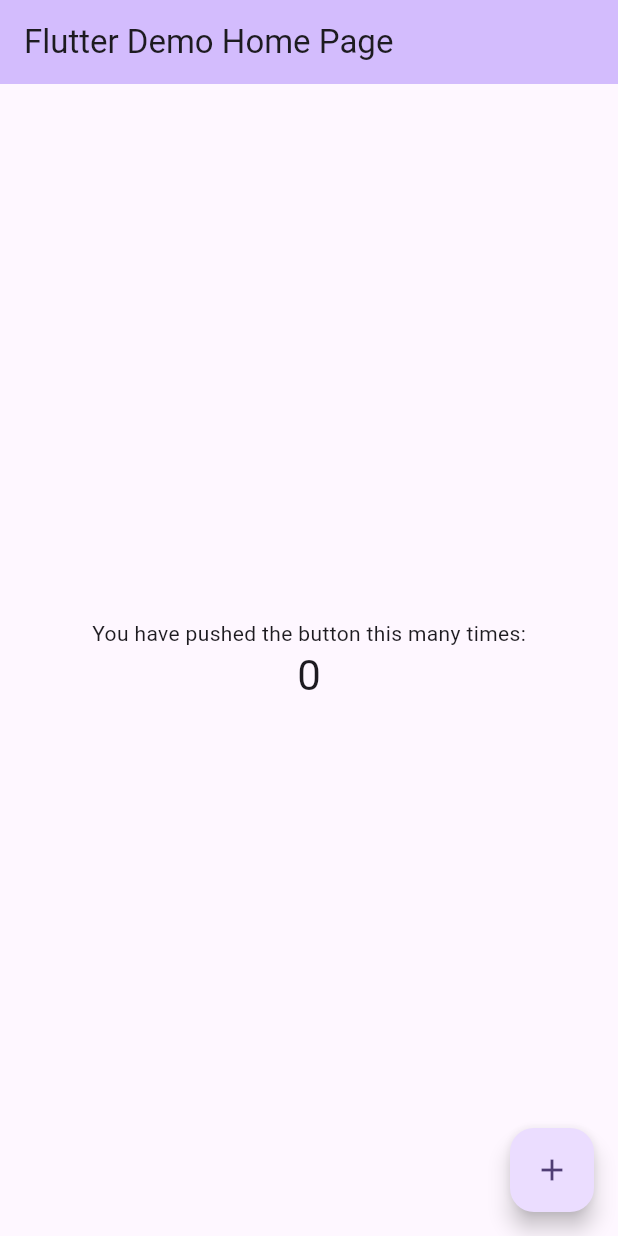
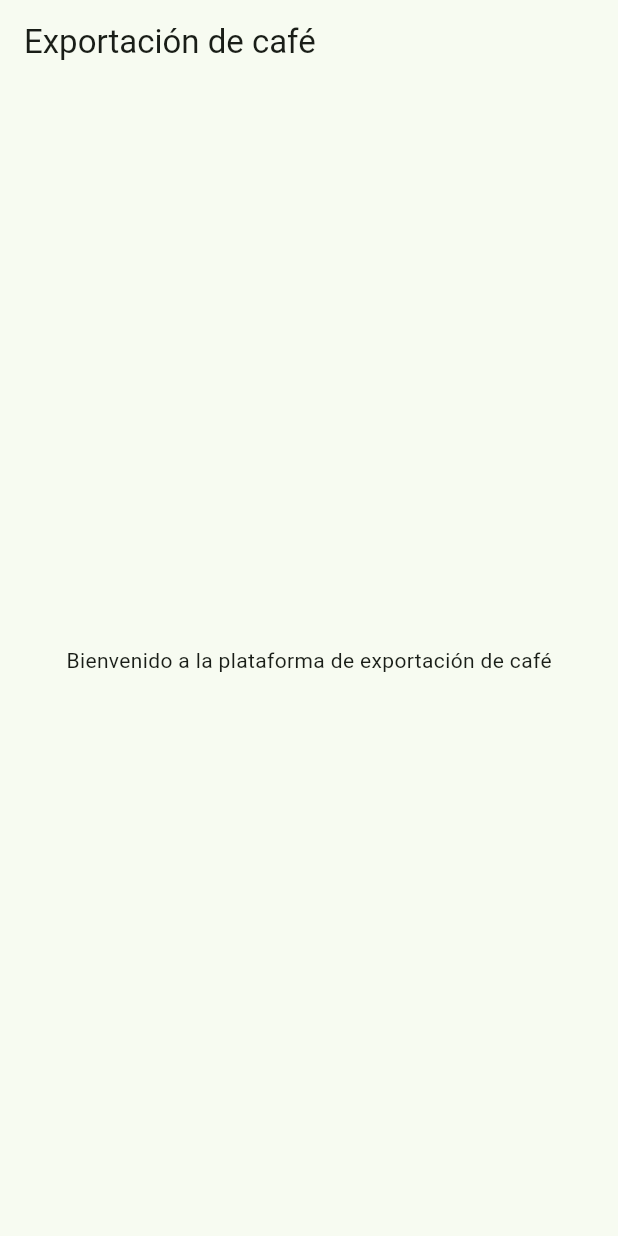
Before and after one commit to PATINO-0/Flutter-ll, a Flutter app: the screen it shows after launch, on a phone screen of 412 x 824 dp. Run offline on Flutter 3.47's test engine with Material 3 defaults, Android fonts, the phone set to English and light mode, and no system bars.

Commit message:
Creacion de arquitectura

```diff
--- /dev/null
+++ b/lib/app.dart
@@ -0,0 +1,18 @@
+import 'package:flutter/material.dart';
+
+import 'features/dashboard/presentation/pages/dashboard_page.dart';
+
+class CoffeeExportApp extends StatelessWidget {
+  const CoffeeExportApp({super.key});
+
+  @override
+  Widget build(BuildContext context) {
+    return MaterialApp(
+      title: 'Exportación de café',
+      theme: ThemeData(
+        colorScheme: ColorScheme.fromSeed(seedColor: Colors.green),
+      ),
+      home: const DashboardPage(),
+    );
+  }
+}
--- /dev/null
+++ b/lib/features/dashboard/presentation/pages/dashboard_page.dart
@@ -0,0 +1,15 @@
+import 'package:flutter/material.dart';
+
+class DashboardPage extends StatelessWidget {
+  const DashboardPage({super.key});
+
+  @override
+  Widget build(BuildContext context) {
+    return Scaffold(
+      appBar: AppBar(title: const Text('Exportación de café')),
+      body: const Center(
+        child: Text('Bienvenido a la plataforma de exportación de café'),
+      ),
+    );
+  }
+}
--- a/lib/main.dart
+++ b/lib/main.dart
@@ -1,122 +1,7 @@
 import 'package:flutter/material.dart';
 
+import 'app.dart';
+
 void main() {
-  runApp(const MyApp());
+  runApp(const CoffeeExportApp());
 }
-
-class MyApp extends StatelessWidget {
-  const MyApp({super.key});
-
-  // This widget is the root of your application.
-  @override
-  Widget build(BuildContext context) {
-    return MaterialApp(
-      title: 'Flutter Demo',
-      theme: ThemeData(
-        // This is the theme of your application.
-        //
-        // TRY THIS: Try running your application with "flutter run". You'll see
-        // the application has a purple toolbar. Then, without quitting the app,
-        // try changing the seedColor in the colorScheme below to Colors.green
-        // and then invoke "hot reload" (save your changes or press the "hot
-        // reload" button in a Flutter-supported IDE, or press "r" if you used
-        // the command line to start the app).
-        //
-        // Notice that the counter didn't reset back to zero; the application
-        // state is not lost during the reload. To reset the state, use hot
-        // restart instead.
-        //
-        // This works for code too, not just values: Most code changes can be
-        // tested with just a hot reload.
-        colorScheme: .fromSeed(seedColor: Colors.deepPurple),
-      ),
-      home: const MyHomePage(title: 'Flutter Demo Home Page'),
-    );
-  }
-}
-
-class MyHomePage extends StatefulWidget {
-  const MyHomePage({super.key, required this.title});
-
-  // This widget is the home page of your application. It is stateful, meaning
-  // that it has a State object (defined below) that contains fields that affect
-  // how it looks.
-
-  // This class is the configuration for the state. It holds the values (in this
-  // case the title) provided by the parent (in this case the App widget) and
-  // used by the build method of the State. Fields in a Widget subclass are
-  // always marked "final".
-
-  final String title;
-
-  @override
-  State<MyHomePage> createState() => _MyHomePageState();
-}
-
-class _MyHomePageState extends State<MyHomePage> {
-  int _counter = 0;
-
-  void _incrementCounter() {
-    setState(() {
-      // This call to setState tells the Flutter framework that something has
-      // changed in this State, which causes it to rerun the build method below
-      // so that the display can reflect the updated values. If we changed
-      // _counter without calling setState(), then the build method would not be
-      // called again, and so nothing would appear to happen.
-      _counter++;
-    });
-  }
-
-  @override
-  Widget build(BuildContext context) {
-    // This method is rerun every time setState is called, for instance as done
-    // by the _incrementCounter method above.
-    //
-    // The Flutter framework has been optimized to make rerunning build methods
-    // fast, so that you can just rebuild anything that needs updating rather
-    // than having to individually change instances of widgets.
-    return Scaffold(
-      appBar: AppBar(
-        // TRY THIS: Try changing the color here to a specific color (to
-        // Colors.amber, perhaps?) and trigger a hot reload to see the AppBar
-        // change color while the other colors stay the same.
-        backgroundColor: Theme.of(context).colorScheme.inversePrimary,
-        // Here we take the value from the MyHomePage object that was created by
-        // the App.build method, and use it to set our appbar title.
-        title: Text(widget.title),
-      ),
-      body: Center(
-        // Center is a layout widget. It takes a single child and positions it
-        // in the middle of the parent.
-        child: Column(
-          // Column is also a layout widget. It takes a list of children and
-          // arranges them vertically. By default, it sizes itself to fit its
-          // children horizontally, and tries to be as tall as its parent.
-          //
-          // Column has various properties to control how it sizes itself and
-          // how it positions its children. Here we use mainAxisAlignment to
-          // center the children vertically; the main axis here is the vertical
-          // axis because Columns are vertical (the cross axis would be
-          // horizontal).
-          //
-          // TRY THIS: Invoke "debug painting" (choose the "Toggle Debug Paint"
-          // action in the IDE, or press "p" in the console), to see the
-          // wireframe for each widget.
-          mainAxisAlignment: .center,
-          children: [
-            const Text('You have pushed the button this many times:'),
-            Text(
-              '$_counter',
-              style: Theme.of(context).textTheme.headlineMedium,
-            ),
-          ],
-        ),
-      ),
-      floatingActionButton: FloatingActionButton(
-        onPressed: _incrementCounter,
-        tooltip: 'Increment',
-        child: const Icon(Icons.add),
-      ),
-    );
-  }
-}
```
Also changed, not shown: 15 other files.
